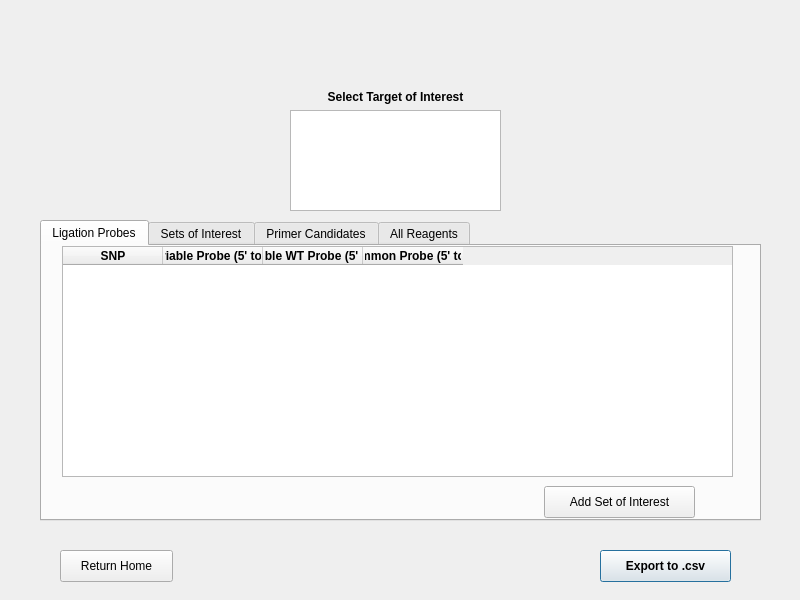
The window that GUI/output_windowTAB.ui (daltonjay/OLAgen) describes before a commit, drawn with Qt 5.
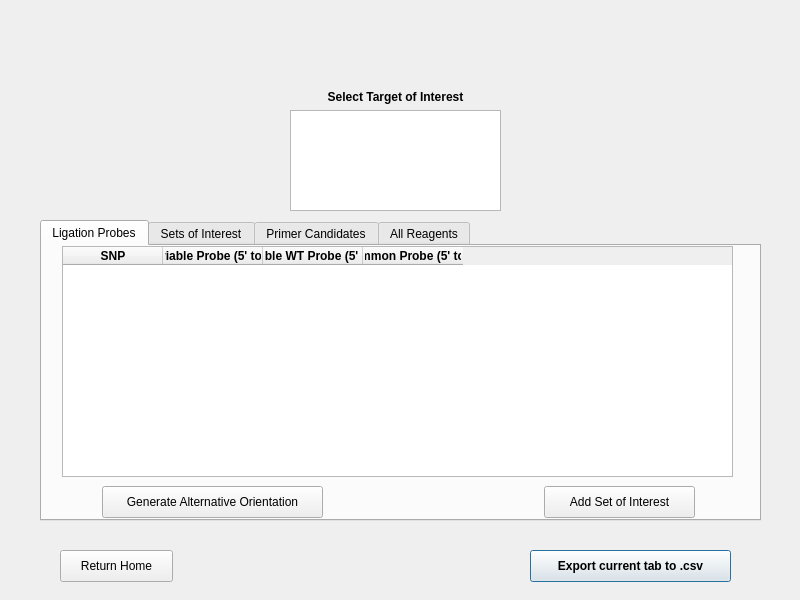
The same window after the commit. The open tabs and pages were chosen to show the change. Icons and pictures are not drawn.

The edit to the form file:
```diff
--- a/GUI/output_windowTAB.ui
+++ b/GUI/output_windowTAB.ui
@@ -76,9 +76,9 @@
   <widget class="QPushButton" name="csvExportBtn">
    <property name="geometry">
     <rect>
-     <x>600</x>
+     <x>530</x>
      <y>550</y>
-     <width>131</width>
+     <width>201</width>
      <height>32</height>
     </rect>
    </property>
@@ -92,7 +92,7 @@
     <cursorShape>PointingHandCursor</cursorShape>
    </property>
    <property name="text">
-    <string>Export to .csv</string>
+    <string>Export current tab to .csv</string>
    </property>
   </widget>
   <widget class="QPushButton" name="homeButton">
@@ -207,6 +207,19 @@
       <string>Add Set of Interest</string>
      </property>
     </widget>
+    <widget class="QPushButton" name="genAltOrient">
+     <property name="geometry">
+      <rect>
+       <x>60</x>
+       <y>240</y>
+       <width>221</width>
+       <height>32</height>
+      </rect>
+     </property>
+     <property name="text">
+      <string>Generate Alternative Orientation</string>
+     </property>
+    </widget>
    </widget>
    <widget class="QWidget" name="soiTab">
     <attribute name="title">
```
Left out of the diff: 26 changed lines with no effect on the pictures.
